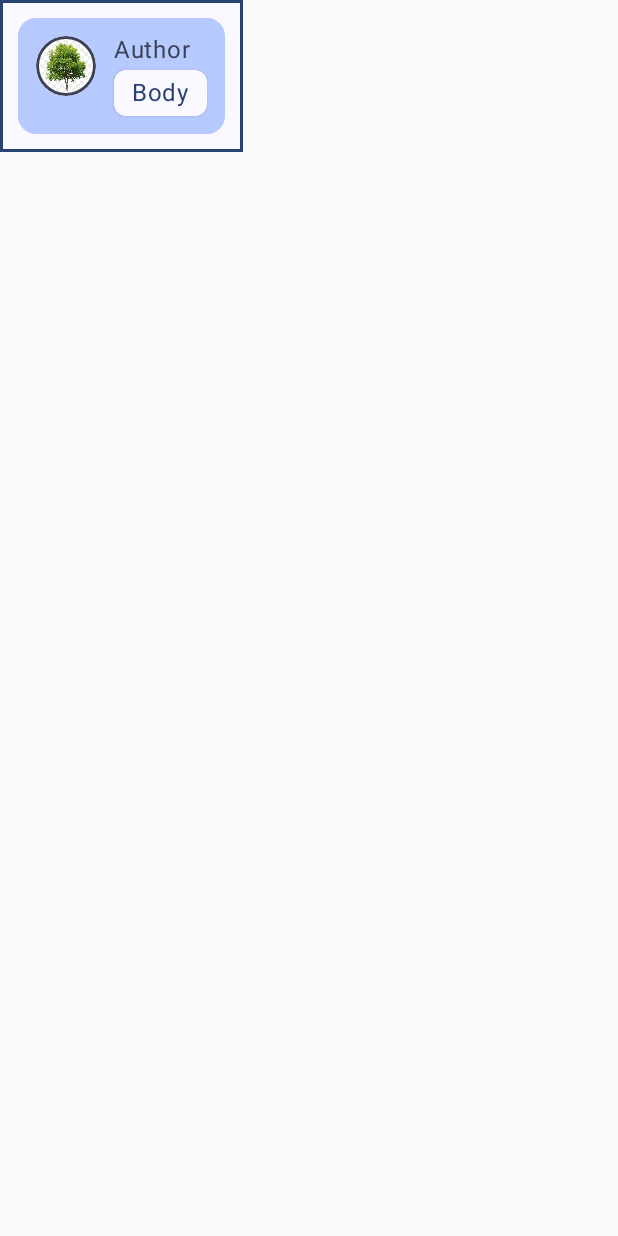
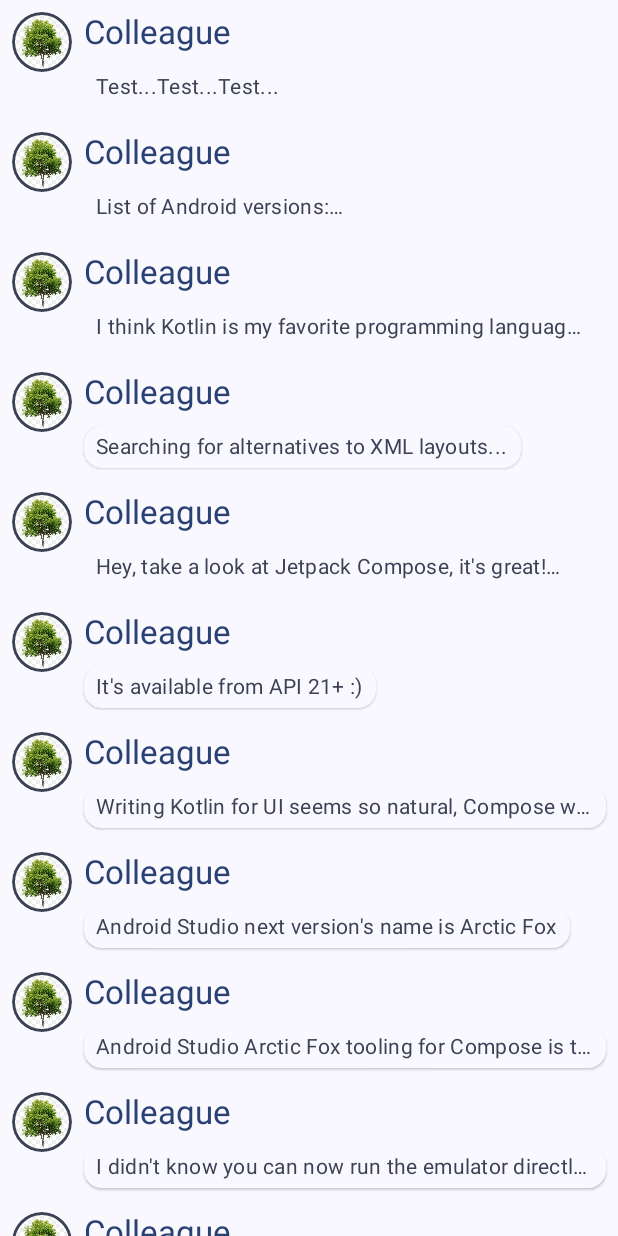
Before and after one commit to Ojongseok/Compose_CodeLab_Tutorial, an Android app built with Jetpack Compose: the screen it shows after launch (MainActivity), on a phone screen of 412 x 824 dp. Run offline under Robolectric (Android 15) with nearby library versions, the phone set to English and light mode, and no system bars.

Commit message:
[Compose 기본사항] 시작 튜토리얼 - LazyColumn으로 리사이클러뷰처럼 만들기

```diff
--- a/app/src/main/java/com/example/composetutorial/MainActivity.kt
+++ b/app/src/main/java/com/example/composetutorial/MainActivity.kt
@@ -1,35 +1,37 @@
 package com.example.composetutorial
 
 import android.os.Bundle
+import android.widget.Space
 import androidx.activity.ComponentActivity
 import androidx.activity.compose.setContent
 import androidx.compose.foundation.Image
-import androidx.compose.foundation.background
 import androidx.compose.foundation.border
+import androidx.compose.foundation.clickable
 import androidx.compose.foundation.layout.Column
 import androidx.compose.foundation.layout.Row
 import androidx.compose.foundation.layout.Spacer
-import androidx.compose.foundation.layout.fillMaxSize
-import androidx.compose.foundation.layout.fillMaxWidth
 import androidx.compose.foundation.layout.height
 import androidx.compose.foundation.layout.padding
 import androidx.compose.foundation.layout.size
 import androidx.compose.foundation.layout.width
+import androidx.compose.foundation.lazy.LazyColumn
+import androidx.compose.foundation.lazy.items
 import androidx.compose.foundation.shape.CircleShape
-import androidx.compose.foundation.shape.RoundedCornerShape
 import androidx.compose.material3.MaterialTheme
 import androidx.compose.material3.Surface
 import androidx.compose.material3.Text
 import androidx.compose.runtime.Composable
+import androidx.compose.runtime.mutableStateOf
+import androidx.compose.runtime.remember
 import androidx.compose.ui.Modifier
 import androidx.compose.ui.draw.clip
-import androidx.compose.ui.graphics.RectangleShape
 import androidx.compose.ui.res.painterResource
 import androidx.compose.ui.tooling.preview.Preview
 import androidx.compose.ui.unit.dp
-import androidx.compose.ui.unit.sp
 import com.example.composetutorial.ui.theme.ComposeTutorialTheme
-import android.content.res.Configuration
+import androidx.compose.runtime.setValue
+import androidx.compose.runtime.getValue
+import androidx.compose.ui.text.style.TextOverflow
 
 class MainActivity : ComponentActivity() {
     override fun onCreate(savedInstanceState: Bundle?) {
@@ -37,7 +39,7 @@ class MainActivity : ComponentActivity() {
         setContent {
             ComposeTutorialTheme {
                 Surface {
-                    MessageCard(msg = Message("Author", "Body"))
+                    Conversation(messages = SampleData.conversationSample)
                 }
             }
         }
@@ -48,56 +50,56 @@ data class Message(val author: String, val body: String)
 
 @Composable
 fun MessageCard(msg: Message) {
-    Row(
-        modifier = Modifier
-            .border(width = 2.dp, color = MaterialTheme.colorScheme.primary, shape = RectangleShape)
-            .padding(all = 12.dp)
-            .background(color = MaterialTheme.colorScheme.inversePrimary, shape = RoundedCornerShape(12.dp))
-            .padding(all = 12.dp)
-    ) {
+    Row(modifier = Modifier.padding(all = 8.dp)) {
         Image(
             painter = painterResource(id = R.drawable.sample_image),
             contentDescription = "sample",
             modifier = Modifier
                 .size(40.dp)
                 .clip(CircleShape)
-                .border(1.5.dp, MaterialTheme.colorScheme.secondary, CircleShape)
+                .border(2.dp, MaterialTheme.colorScheme.secondary, CircleShape)
         )
+        Spacer(modifier = Modifier.width(8.dp))
 
-        Spacer(modifier = Modifier.width(12.dp))
+        var isExpended by remember {
+            mutableStateOf(false)
+        }
 
-        Column {
+        Column(modifier = Modifier.clickable { isExpended = !isExpended }) {
             Text(
                 text = msg.author,
-                color = MaterialTheme.colorScheme.secondary,
-                style = MaterialTheme.typography.bodyLarge
+                color = MaterialTheme.colorScheme.primary,
+                style = MaterialTheme.typography.titleLarge
             )
+            Spacer(modifier = Modifier.height(8.dp))
+            Surface(shape = MaterialTheme.shapes.medium, shadowElevation = 1.dp) {
+                Text(
+                    modifier = Modifier.padding(vertical = 4.dp, horizontal = 8.dp),
+                    text = msg.body,
+                    color = MaterialTheme.colorScheme.secondary,
+                    style = MaterialTheme.typography.bodyMedium,
+                    maxLines = if (isExpended) Int.MAX_VALUE else 1,
+                    overflow = TextOverflow.Ellipsis
+                )
 
-            Spacer(modifier = Modifier.height(4.dp))
-
-            Surface(shape = RoundedCornerShape(8.dp), shadowElevation = 1.dp) {
-                Text(
-                    modifier = Modifier.padding(vertical = 6.dp, horizontal = 12.dp),
-                    text = msg.body,
-                    color = MaterialTheme.colorScheme.primary,
-                    style = MaterialTheme.typography.bodySmall,
-                    fontSize = 16.sp
-                )
             }
         }
     }
 }
 
-@Preview(
-    uiMode = Configuration.UI_MODE_NIGHT_YES,
-    showBackground = true,
-    name = "night"
-)
 @Composable
-fun previewMessageCard() {
-    ComposeTutorialTheme() {
-        Surface {
-            MessageCard(msg = Message("안드로이드 컴포즈","Android Compose"))
+fun Conversation(messages: List<Message>) {
+    LazyColumn {
+        items(messages) {msg ->
+            MessageCard(msg = msg)
         }
     }
 }
+
+@Preview
+@Composable
+fun previewConversation() {
+    ComposeTutorialTheme {
+        Conversation(messages = SampleData.conversationSample)
+    }
+}
--- /dev/null
+++ b/app/src/main/java/com/example/composetutorial/SampleData.kt
@@ -0,0 +1,72 @@
+package com.example.composetutorial
+
+object SampleData {
+    // Sample conversation data
+    val conversationSample = listOf(
+        Message(
+            "Colleague",
+            "Test...Test...Test..."
+        ),
+        Message(
+            "Colleague",
+            "List of Android versions:\n" +
+                    "Android KitKat (API 19)\n" +
+                    "Android Lollipop (API 21)\n" +
+                    "Android Marshmallow (API 23)\n" +
+                    "Android Nougat (API 24)\n" +
+                    "Android Oreo (API 26)\n" +
+                    "Android Pie (API 28)\n" +
+                    "Android 10 (API 29)\n" +
+                    "Android 11 (API 30)\n" +
+                    "Android 12 (API 31)\n"
+        ),
+        Message(
+            "Colleague",
+            "I think Kotlin is my favorite programming language.\n" +
+                    "It's so much fun!"
+        ),
+        Message(
+            "Colleague",
+            "Searching for alternatives to XML layouts..."
+        ),
+        Message(
+            "Colleague",
+            "Hey, take a look at Jetpack Compose, it's great!\n" +
+                    "It's the Android's modern toolkit for building native UI." +
+                    "It simplifies and accelerates UI development on Android." +
+                    "Less code, powerful tools, and intuitive Kotlin APIs :)"
+        ),
+        Message(
+            "Colleague",
+            "It's available from API 21+ :)"
+        ),
+        Message(
+            "Colleague",
+            "Writing Kotlin for UI seems so natural, Compose where have you been all my life?"
+        ),
+        Message(
+            "Colleague",
+            "Android Studio next version's name is Arctic Fox"
+        ),
+        Message(
+            "Colleague",
+            "Android Studio Arctic Fox tooling for Compose is top notch ^_^"
+        ),
+        Message(
+            "Colleague",
+            "I didn't know you can now run the emulator directly from Android Studio"
+        ),
+        Message(
+            "Colleague",
+            "Compose Previews are great to check quickly how a composable layout looks like"
+        ),
+        Message(
+            "Colleague",
+            "Previews are also interactive after enabling the experimental setting"
+        ),
+        Message(
+            "Colleague",
+            "Have you tried writing build.gradle with KTS?"
+        ),
+    )
+}
```
